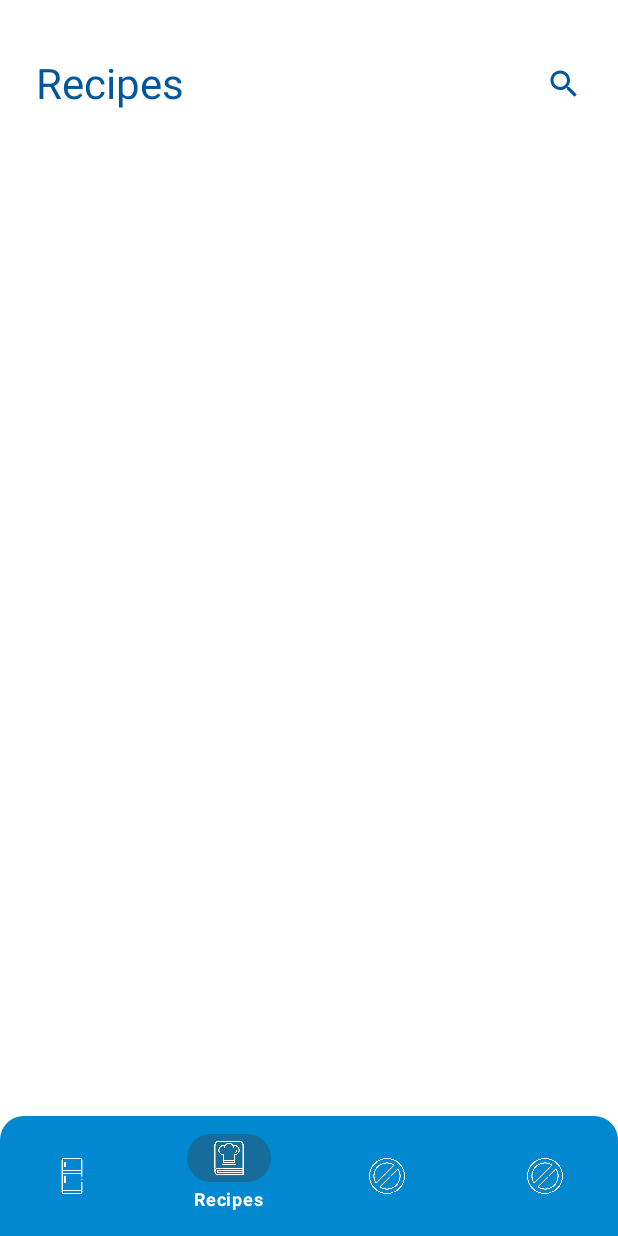
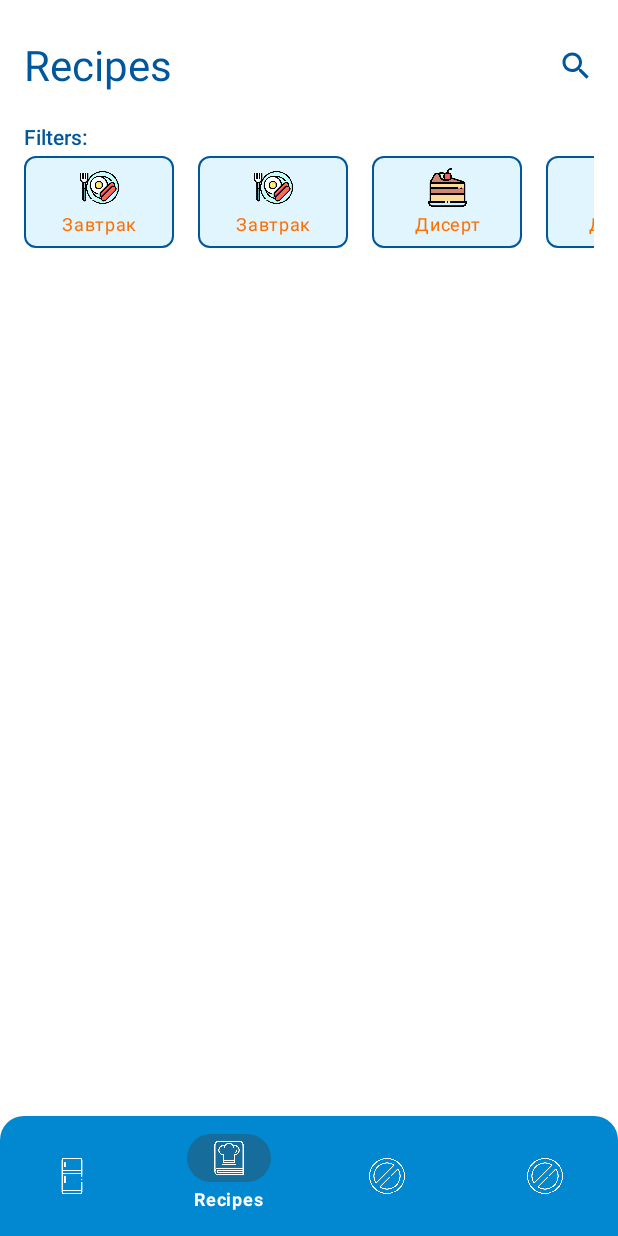
Before and after one commit to SlavaPerryAyeKruchkovenko/FoodieMate, an Android app built with Jetpack Compose: the RecipeScreen screen opened through its navigation route, on a phone screen of 412 x 824 dp. Run offline under Robolectric (Android 15) with nearby library versions, the phone set to English and light mode, and no system bars; our stand-ins replace constraintlayout-compose.

Commit message:
add filters

```diff
--- a/app/src/main/java/com/example/foodiemate/network/Mock.kt
+++ b/app/src/main/java/com/example/foodiemate/network/Mock.kt
@@ -300,7 +300,7 @@ object Mock {
         )
     }
 
-    private fun mockCategory(): List<RecipeCategory> {
+    fun mockCategory(): List<RecipeCategory> {
         return listOf(
             RecipeCategory(
                 "0", "Завтрак", R.drawable.breakfast
--- a/app/src/main/java/com/example/foodiemate/ui/navigations/NavigationAppBar.kt
+++ b/app/src/main/java/com/example/foodiemate/ui/navigations/NavigationAppBar.kt
@@ -46,6 +46,7 @@ fun NavigationAppBar(searches: List<SearchData>, placeHolder: String) {
             modifier = Modifier
                 .fillMaxWidth()
                 .height(64.dp)
+                .padding(top = 24.dp, start = 16.dp, end = 16.dp)
         ) {
             Text(
                 text = placeHolder,
@@ -144,10 +145,9 @@ fun NavigationAppBar(searches: List<SearchData>, placeHolder: String) {
                     }
                 }
                 BackHandler {
-                    if(queryString.isNotEmpty()){
+                    if (queryString.isNotEmpty()) {
                         queryString = ""
-                    }
-                    else{
+                    } else {
                         isActive = false
                     }
                 }
--- /dev/null
+++ b/app/src/main/java/com/example/foodiemate/ui/recipe/RecipeCardView.kt
@@ -0,0 +1 @@
+package com.example.foodiemate.ui.recipe
--- /dev/null
+++ b/app/src/main/java/com/example/foodiemate/ui/recipe/RecipeFilterView.kt
@@ -0,0 +1,80 @@
+package com.example.foodiemate.ui.recipe
+
+import androidx.compose.foundation.BorderStroke
+import androidx.compose.foundation.Image
+import androidx.compose.foundation.layout.Arrangement
+import androidx.compose.foundation.layout.Box
+import androidx.compose.foundation.layout.Column
+import androidx.compose.foundation.layout.fillMaxSize
+import androidx.compose.foundation.layout.fillMaxWidth
+import androidx.compose.foundation.layout.height
+import androidx.compose.foundation.layout.padding
+import androidx.compose.foundation.layout.width
+import androidx.compose.foundation.layout.widthIn
+import androidx.compose.foundation.shape.RoundedCornerShape
+import androidx.compose.material3.Card
+import androidx.compose.material3.CardDefaults
+import androidx.compose.material3.Text
+import androidx.compose.runtime.Composable
+import androidx.compose.ui.Alignment
+import androidx.compose.ui.Modifier
+import androidx.compose.ui.layout.ContentScale
+import androidx.compose.ui.res.painterResource
+import androidx.compose.ui.text.style.TextAlign
+import androidx.compose.ui.tooling.preview.Preview
+import androidx.compose.ui.unit.Dp
+import androidx.compose.ui.unit.dp
+import androidx.compose.ui.unit.sp
+import com.example.foodiemate.data.models.RecipeCategory
+import com.example.foodiemate.network.Mock
+import com.example.foodiemate.ui.product.FridgeProductView
+import com.example.foodiemate.ui.theme.Blue200
+import com.example.foodiemate.ui.theme.Blue700
+import com.example.foodiemate.ui.theme.Orange
+
+@Composable
+fun RecipeFilterView(recipeCategory: RecipeCategory, minWidth: Dp, maxWidth: Dp) {
+    Card(
+        shape = RoundedCornerShape(8.dp),
+        border = BorderStroke(1.dp, Blue700),
+        modifier = Modifier
+            .fillMaxSize()
+            .widthIn(min = minWidth, max = maxWidth),
+        colors = CardDefaults.cardColors(
+            containerColor = Blue200,
+        ),
+    ) {
+        Box(
+            contentAlignment = Alignment.Center,
+            modifier = Modifier
+                .fillMaxWidth()
+                .padding(8.dp)
+        ) {
+            Column(
+                horizontalAlignment = Alignment.CenterHorizontally,
+                verticalArrangement = Arrangement.Center
+            ) {
+                Image(
+                    contentScale = ContentScale.Fit,
+                    painter = painterResource(id = recipeCategory.img),
+                    contentDescription = recipeCategory.name,
+                    modifier = Modifier.height(26.dp)
+                )
+                Text(
+                    recipeCategory.name,
+                    modifier = Modifier.padding(top = 4.dp),
+                    color = Orange,
+                    fontSize = 12.sp,
+                    lineHeight = 16.sp,
+                    textAlign = TextAlign.Center
+                )
+            }
+        }
+    }
+}
+
+@Preview
+@Composable
+private fun PreviewProduct() {
+    RecipeFilterView(Mock.mockCategory()[0], 80.dp, 100.dp)
+}
--- /dev/null
+++ b/app/src/main/java/com/example/foodiemate/ui/recipe/RecipeFiltersView.kt
@@ -0,0 +1,85 @@
+package com.example.foodiemate.ui.recipe
+
+import androidx.compose.foundation.layout.Box
+import androidx.compose.foundation.layout.Column
+import androidx.compose.foundation.layout.fillMaxHeight
+import androidx.compose.foundation.layout.fillMaxSize
+import androidx.compose.foundation.layout.fillMaxWidth
+import androidx.compose.foundation.layout.height
+import androidx.compose.foundation.layout.padding
+import androidx.compose.foundation.layout.widthIn
+import androidx.compose.foundation.lazy.grid.GridCells
+import androidx.compose.foundation.lazy.grid.LazyHorizontalGrid
+import androidx.compose.foundation.lazy.grid.items
+import androidx.compose.material3.Text
+import androidx.compose.runtime.Composable
+import androidx.compose.ui.Modifier
+import androidx.compose.ui.composed
+import androidx.compose.ui.res.stringResource
+import androidx.compose.ui.text.TextStyle
+import androidx.compose.ui.text.font.FontWeight
+import androidx.compose.ui.tooling.preview.Preview
+import androidx.compose.ui.unit.dp
+import androidx.compose.ui.unit.sp
+import com.example.foodiemate.R
+import com.example.foodiemate.data.IndexObject
+import com.example.foodiemate.data.models.RecipeCategory
+import com.example.foodiemate.network.Mock
+import com.example.foodiemate.ui.theme.Blue700
+
+@Composable
+fun RecipeFiltersView(recipeCategories: List<RecipeCategory>) {
+    Column(
+        modifier = Modifier
+            .fillMaxWidth()
+            .padding(start = 16.dp, end = 16.dp, top = 20.dp)
+    ) {
+        Text(
+            stringResource(id = R.string.filters), fontSize = 14.sp,
+            color = Blue700,
+            style = TextStyle(lineHeight = 24.sp),
+            fontWeight = FontWeight.Medium
+        )
+        LazyHorizontalGrid(
+            rows = GridCells.Fixed(1),
+            modifier = Modifier
+                .fillMaxWidth(1f)
+                .height(65.dp)
+                .padding(top = 4.dp)
+        ) {
+            items(recipeCategories.mapIndexed { i: Int, recipe: RecipeCategory ->
+                IndexObject(i, recipe)
+            }) {
+                Box(
+                    modifier = Modifier
+                        .fillMaxSize()
+                        .composed {
+                            when (it.index) {
+                                0 -> Modifier.padding(
+                                    end = 8.dp
+                                )
+
+                                recipeCategories.size - 1 -> Modifier.padding(
+                                    start = 8.dp
+                                )
+
+                                else -> Modifier.padding(
+                                    end = 8.dp,
+                                    start = 8.dp
+                                )
+                            }
+                        }
+                ) {
+                    RecipeFilterView(recipeCategory = it.value, 80.dp, 100.dp)
+                }
+            }
+        }
+
+    }
+}
+
+@Preview
+@Composable
+private fun FridgeScreenPreview() {
+    RecipeFiltersView(Mock.mockCategory())
+}
--- a/app/src/main/java/com/example/foodiemate/ui/screens/FridgeScreen.kt
+++ b/app/src/main/java/com/example/foodiemate/ui/screens/FridgeScreen.kt
@@ -44,7 +44,6 @@ fun FridgeScreen() {
         Column(
             modifier = Modifier
                 .fillMaxSize()
-                .padding(top = 24.dp, start = 16.dp, end = 16.dp)
                 .constrainAs(content) {
                     top.linkTo(parent.top)
                     bottom.linkTo(parent.bottom)
@@ -60,7 +59,7 @@ fun FridgeScreen() {
                 columns = GridCells.Fixed(2),
                 modifier = Modifier
                     .fillMaxWidth()
-                    .padding(top = 12.dp, bottom = 80.dp)
+                    .padding(top = 12.dp, bottom = 80.dp, start = 16.dp, end = 16.dp)
             ) {
                 items(products.mapIndexed { i: Int, product: FridgeProduct ->
                     IndexObject(i, product)
--- a/app/src/main/java/com/example/foodiemate/ui/screens/RecipeScreen.kt
+++ b/app/src/main/java/com/example/foodiemate/ui/screens/RecipeScreen.kt
@@ -1,19 +1,43 @@
 package com.example.foodiemate.ui.screens
 
 import androidx.compose.foundation.background
+import androidx.compose.foundation.layout.Box
 import androidx.compose.foundation.layout.Column
+import androidx.compose.foundation.layout.fillMaxHeight
 import androidx.compose.foundation.layout.fillMaxSize
+import androidx.compose.foundation.layout.fillMaxWidth
+import androidx.compose.foundation.layout.height
 import androidx.compose.foundation.layout.padding
+import androidx.compose.foundation.layout.width
+import androidx.compose.foundation.layout.widthIn
+import androidx.compose.foundation.lazy.grid.GridCells
+import androidx.compose.foundation.lazy.grid.LazyHorizontalGrid
+import androidx.compose.foundation.lazy.grid.items
+import androidx.compose.material3.Text
 import androidx.compose.runtime.Composable
+import androidx.compose.ui.Alignment
 import androidx.compose.ui.Modifier
+import androidx.compose.ui.composed
 import androidx.compose.ui.res.stringResource
+import androidx.compose.ui.text.TextStyle
+import androidx.compose.ui.text.font.FontStyle
+import androidx.compose.ui.text.font.FontWeight
 import androidx.compose.ui.tooling.preview.Preview
 import androidx.compose.ui.unit.dp
+import androidx.compose.ui.unit.sp
 import androidx.constraintlayout.compose.ConstraintLayout
 import com.example.foodiemate.R
+import com.example.foodiemate.data.IndexObject
 import com.example.foodiemate.data.SearchData
+import com.example.foodiemate.data.models.FridgeProduct
+import com.example.foodiemate.data.models.Recipe
 import com.example.foodiemate.network.Mock
 import com.example.foodiemate.ui.navigations.NavigationAppBar
+import com.example.foodiemate.ui.product.FridgeProductView
+import com.example.foodiemate.ui.recipe.RecipeFilterView
+import com.example.foodiemate.ui.recipe.RecipeFiltersView
+import com.example.foodiemate.ui.theme.Blue400
+import com.example.foodiemate.ui.theme.Blue700
 import com.example.foodiemate.ui.theme.White
 
 @Composable
@@ -21,13 +45,14 @@ fun RecipeScreen() {
     val recipes = Mock.mockRecipes()
     Column(
         modifier = Modifier
-            .fillMaxSize().background(White)
-            .padding(top = 24.dp, start = 24.dp, end = 24.dp, bottom = 80.dp)
+            .fillMaxSize()
+            .background(White)
     ) {
         NavigationAppBar(
             recipes.map { SearchData(it.id, it.name) },
             stringResource(id = R.string.recipes)
         )
+        RecipeFiltersView(recipes.map { x -> x.category })
     }
 }
 
--- a/app/src/main/res/values/strings.xml
+++ b/app/src/main/res/values/strings.xml
@@ -6,4 +6,8 @@
     <string name="none">None</string>
     <string name="products">Products</string>
     <string name="search_more">Search…</string>
+    <string name="filters">Filters:</string>
+    <string name="follows_recipes">Follows:</string>
+    <string name="popular_recipes">Popular:</string>
+    <string name="new_recipes">New:</string>
 </resources>
```
Also changed, not shown: 3 other files.
